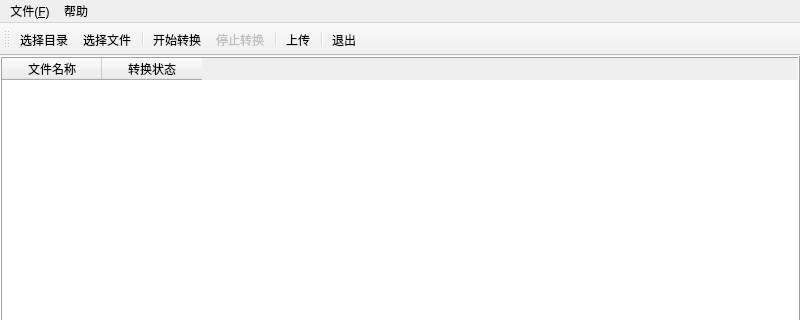
This is ui_main.ui in jondy/mkepub as Qt 5 draws it before an edit; both pictures show x 0 to 800 and y 0 to 320 of the 800 by 600 pixel window. The edited form follows.
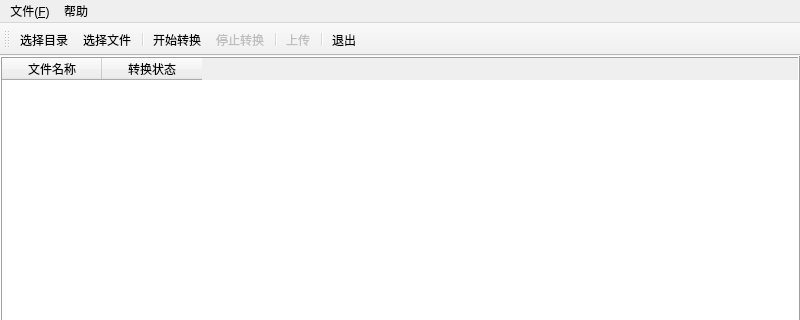
This is the edited form.

Commit message: Set action state

Patch:
```diff
--- a/ui_main.ui
+++ b/ui_main.ui
@@ -148,6 +148,9 @@
    </property>
   </action>
   <action name="actionUpload">
+   <property name="enabled">
+    <bool>false</bool>
+   </property>
    <property name="text">
     <string>上传</string>
    </property>
```
The commit also changes 2 other files.
